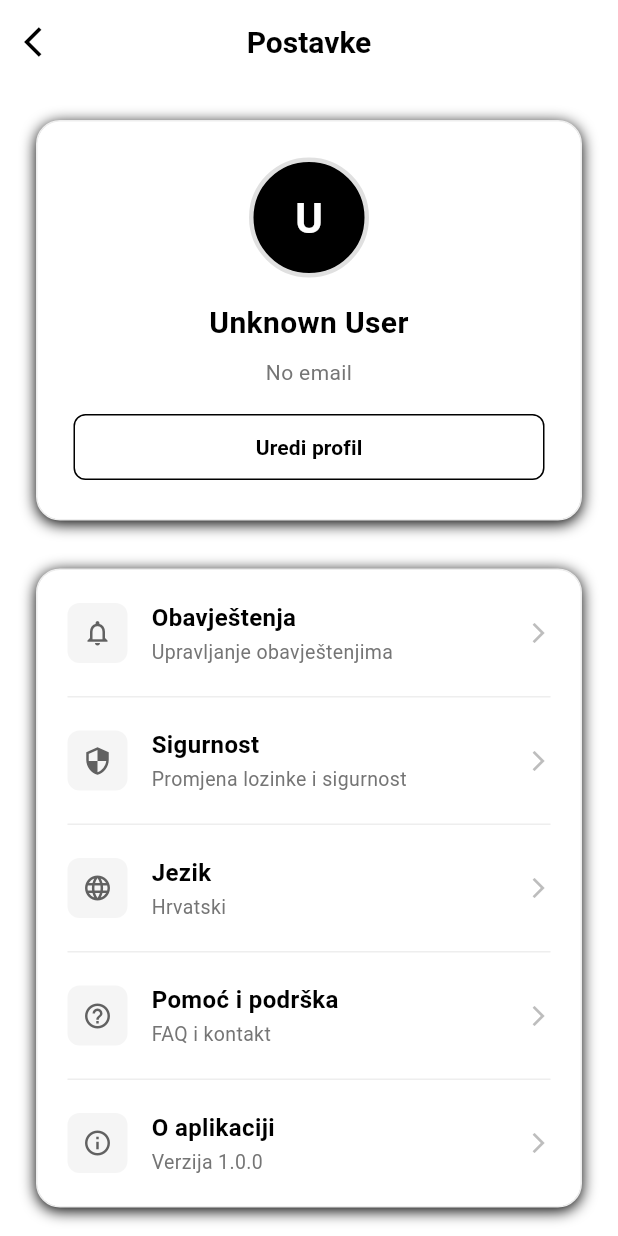
After one commit to Txnco/chosen, a Flutter app: the SettingsScreen screen opened by its route, on a phone screen of 412 x 824 dp. The commit adds this screen. Run offline on Flutter 3.47's test engine with Material 3 defaults, Android fonts, the phone set to English and light mode, and no system bars; our stand-ins replace flutter_secure_storage, shared_preferences; accounts and stored records are empty; network calls fail; Roboto replaces fonts that are missing (Avenir).

Commit message:
Changes, updates, settings frontend

```diff
--- a/lib/main.dart
+++ b/lib/main.dart
@@ -6,6 +6,7 @@ import 'managers/session_manager.dart';
 import 'package:chosen/managers/questionnaire_manager.dart';
 import 'screens/messaging/messaging_screen.dart';
 import 'screens/water/water_tracking_screen.dart';
+import 'screens/settings/settings_screen.dart';
 
 void main() {
   runApp(const MyApp());
@@ -73,6 +74,7 @@ class MyApp extends StatelessWidget {
         '/questionnaire': (context) => const QuestionnaireScreen(),
         '/messaging': (context) => const MessagingScreen(),
         '/water-tracking': (context) => const WaterTrackingScreen(),
+        '/settings': (context) => const SettingsScreen(),
       },
     );
   }
--- a/lib/models/message.dart
+++ b/lib/models/message.dart
@@ -1,4 +1,3 @@
-import 'package:flutter/material.dart';
 
 enum MessageType { text, image, audio }
 
--- a/lib/screens/questionnaire/questionnaire_screen.dart
+++ b/lib/screens/questionnaire/questionnaire_screen.dart
@@ -163,7 +163,6 @@ class _QuestionnaireScreenState extends State<QuestionnaireScreen> {
         });
       }
     } catch (e) {
-      print('Error loading questionnaire data: $e');
       // Continue with empty form if both API and local data fail
     }
   }
@@ -281,7 +280,6 @@ class _QuestionnaireScreenState extends State<QuestionnaireScreen> {
         }
       }
     } catch (e) {
-      print('Error in _submitQuestionnaire: $e');
 
       if (mounted) {
         ScaffoldMessenger.of(context).clearSnackBars();
--- /dev/null
+++ b/lib/screens/settings/settings_screen.dart
@@ -0,0 +1,484 @@
+import 'package:flutter/material.dart';
+import 'package:chosen/controllers/user_controller.dart';
+import 'package:chosen/controllers/auth_controller.dart';
+import 'package:chosen/models/user.dart';
+
+class SettingsScreen extends StatefulWidget {
+  const SettingsScreen({super.key});
+
+  @override
+  State<SettingsScreen> createState() => _SettingsScreenState();
+}
+
+class _SettingsScreenState extends State<SettingsScreen> {
+  final _userController = UserController();
+  final _authController = AuthController();
+  UserModel? _user;
+  bool _isLoading = true;
+
+  @override
+  void initState() {
+    super.initState();
+    _loadUserData();
+  }
+
+  Future<void> _loadUserData() async {
+    try {
+      final user = await _userController.getStoredUser();
+      setState(() {
+        _user = user;
+        _isLoading = false;
+      });
+    } catch (e) {
+      setState(() {
+        _isLoading = false;
+      });
+    }
+  }
+
+  String getUserInitials() {
+    if (_user == null) return 'U';
+    final first = _user!.firstName.isNotEmpty ? _user!.firstName[0] : '';
+    final last = _user!.lastName.isNotEmpty ? _user!.lastName[0] : '';
+    return '$first$last'.toUpperCase();
+  }
+
+  Future<void> _handleLogout() async {
+    // Show confirmation dialog
+    final shouldLogout = await showDialog<bool>(
+      context: context,
+      builder: (context) => AlertDialog(
+        shape: RoundedRectangleBorder(
+          borderRadius: BorderRadius.circular(16),
+        ),
+        title: const Text(
+          'Odjava',
+          style: TextStyle(
+            fontWeight: FontWeight.w600,
+            fontSize: 20,
+          ),
+        ),
+        content: const Text(
+          'Jeste li sigurni da se želite odjaviti?',
+          style: TextStyle(fontSize: 16),
+        ),
+        actions: [
+          TextButton(
+            onPressed: () => Navigator.pop(context, false),
+            child: Text(
+              'Odustani',
+              style: TextStyle(
+                color: Colors.grey[600],
+                fontWeight: FontWeight.w500,
+              ),
+            ),
+          ),
+          ElevatedButton(
+            onPressed: () => Navigator.pop(context, true),
+            style: ElevatedButton.styleFrom(
+              backgroundColor: Colors.red[600],
+              foregroundColor: Colors.white,
+              shape: RoundedRectangleBorder(
+                borderRadius: BorderRadius.circular(8),
+              ),
+            ),
+            child: const Text(
+              'Odjavi se',
+              style: TextStyle(fontWeight: FontWeight.w600),
+            ),
+          ),
+        ],
+      ),
+    );
+
+    if (shouldLogout == true) {
+      // Show loading indicator
+      showDialog(
+        context: context,
+        barrierDismissible: false,
+        builder: (context) => const Center(
+          child: CircularProgressIndicator(color: Colors.black),
+        ),
+      );
+
+      try {
+        await _authController.logout();
+        if (mounted) {
+          Navigator.pop(context); // Close loading dialog
+          Navigator.pushNamedAndRemoveUntil(
+            context,
+            '/login',
+            (route) => false,
+          );
+        }
+      } catch (e) {
+        if (mounted) {
+          Navigator.pop(context); // Close loading dialog
+          ScaffoldMessenger.of(context).showSnackBar(
+            SnackBar(
+              content: Text('Greška pri odjavi: ${e.toString()}'),
+              backgroundColor: Colors.red[600],
+            ),
+          );
+        }
+      }
+    }
+  }
+
+  @override
+  Widget build(BuildContext context) {
+    return Scaffold(
+      backgroundColor: Colors.white,
+      appBar: AppBar(
+        backgroundColor: Colors.white,
+        elevation: 0,
+        leading: IconButton(
+          icon: const Icon(Icons.arrow_back_ios, color: Colors.black),
+          onPressed: () => Navigator.pop(context),
+        ),
+        title: const Text(
+          'Postavke',
+          style: TextStyle(
+            color: Colors.black,
+            fontWeight: FontWeight.w600,
+            fontSize: 20,
+          ),
+        ),
+        centerTitle: true,
+      ),
+      body: _isLoading
+          ? const Center(
+              child: CircularProgressIndicator(color: Colors.black),
+            )
+          : SingleChildScrollView(
+              child: Padding(
+                padding: const EdgeInsets.all(24),
+                child: Column(
+                  children: [
+                    _buildProfileSection(),
+                    const SizedBox(height: 32),
+                    _buildSettingsSection(),
+                    const SizedBox(height: 32),
+                    _buildLogoutSection(),
+                  ],
+                ),
+              ),
+            ),
+    );
+  }
+
+  Widget _buildProfileSection() {
+    return Container(
+      padding: const EdgeInsets.all(24),
+      decoration: BoxDecoration(
+        color: Colors.white,
+        borderRadius: BorderRadius.circular(16),
+        border: Border.all(color: Colors.grey[200]!),
+        boxShadow: [
+          BoxShadow(
+            color: Colors.black,
+            blurRadius: 8,
+            offset: const Offset(0, 2),
+          ),
+        ],
+      ),
+      child: Column(
+        children: [
+          // Avatar
+          Container(
+            width: 80,
+            height: 80,
+            decoration: BoxDecoration(
+              shape: BoxShape.circle,
+              color: Colors.black,
+              border: Border.all(color: Colors.grey[300]!, width: 3),
+            ),
+            child: Center(
+              child: Text(
+                getUserInitials(),
+                style: const TextStyle(
+                  color: Colors.white,
+                  fontSize: 28,
+                  fontWeight: FontWeight.bold,
+                ),
+              ),
+            ),
+          ),
+          const SizedBox(height: 16),
+
+          // Name
+          Text(
+            _user != null
+                ? '${_user!.firstName} ${_user!.lastName}'.trim()
+                : 'Unknown User',
+            style: const TextStyle(
+              fontSize: 20,
+              fontWeight: FontWeight.w600,
+              color: Colors.black,
+            ),
+            textAlign: TextAlign.center,
+          ),
+          const SizedBox(height: 8),
+
+          // Email
+          Text(
+            _user?.email ?? 'No email',
+            style: TextStyle(
+              fontSize: 14,
+              color: Colors.grey[600],
+              fontWeight: FontWeight.w400,
+            ),
+            textAlign: TextAlign.center,
+          ),
+          const SizedBox(height: 16),
+
+          // Edit Profile Button
+          SizedBox(
+            width: double.infinity,
+            child: OutlinedButton(
+              onPressed: () {
+                // TODO: Navigate to edit profile screen
+                ScaffoldMessenger.of(context).showSnackBar(
+                  const SnackBar(
+                    content: Text('Uređivanje profila će biti dostupno uskoro'),
+                    backgroundColor: Colors.blue,
+                  ),
+                );
+              },
+              style: OutlinedButton.styleFrom(
+                padding: const EdgeInsets.symmetric(vertical: 12),
+                shape: RoundedRectangleBorder(
+                  borderRadius: BorderRadius.circular(8),
+                ),
+                side: const BorderSide(color: Colors.black),
+              ),
+              child: const Text(
+                'Uredi profil',
+                style: TextStyle(
+                  color: Colors.black,
+                  fontWeight: FontWeight.w600,
+                ),
+              ),
+            ),
+          ),
+        ],
+      ),
+    );
+  }
+
+  Widget _buildSettingsSection() {
+    return Container(
+      decoration: BoxDecoration(
+        color: Colors.white,
+        borderRadius: BorderRadius.circular(16),
+        border: Border.all(color: Colors.grey[200]!),
+        boxShadow: [
+          BoxShadow(
+            color: Colors.black,
+            blurRadius: 8,
+            offset: const Offset(0, 2),
+          ),
+        ],
+      ),
+      child: Column(
+        children: [
+          _buildSettingsItem(
+            icon: Icons.notifications_outlined,
+            title: 'Obavještenja',
+            subtitle: 'Upravljanje obavještenjima',
+            onTap: () {
+              ScaffoldMessenger.of(context).showSnackBar(
+                const SnackBar(
+                  content: Text('Postavke obavještenja će biti dostupne uskoro'),
+                  backgroundColor: Colors.blue,
+                ),
+              );
+            },
+          ),
+          _buildDivider(),
+          _buildSettingsItem(
+            icon: Icons.security_outlined,
+            title: 'Sigurnost',
+            subtitle: 'Promjena lozinke i sigurnost',
+            onTap: () {
+              ScaffoldMessenger.of(context).showSnackBar(
+                const SnackBar(
+                  content: Text('Sigurnosne postavke će biti dostupne uskoro'),
+                  backgroundColor: Colors.blue,
+                ),
+              );
+            },
+          ),
+          _buildDivider(),
+          _buildSettingsItem(
+            icon: Icons.language_outlined,
+            title: 'Jezik',
+            subtitle: 'Hrvatski',
+            onTap: () {
+              ScaffoldMessenger.of(context).showSnackBar(
+                const SnackBar(
+                  content: Text('Izbor jezika će biti dostupan uskoro'),
+                  backgroundColor: Colors.blue,
+                ),
+              );
+            },
+          ),
+          _buildDivider(),
+          _buildSettingsItem(
+            icon: Icons.help_outline,
+            title: 'Pomoć i podrška',
+            subtitle: 'FAQ i kontakt',
+            onTap: () {
+              ScaffoldMessenger.of(context).showSnackBar(
+                const SnackBar(
+                  content: Text('Pomoć će biti dostupna uskoro'),
+                  backgroundColor: Colors.blue,
+                ),
+              );
+            },
+          ),
+          _buildDivider(),
+          _buildSettingsItem(
+            icon: Icons.info_outline,
+            title: 'O aplikaciji',
+            subtitle: 'Verzija 1.0.0',
+            onTap: () {
+              showAboutDialog(
+                context: context,
+                applicationName: 'CHOSEN',
+                applicationVersion: '1.0.0',
+                applicationLegalese: '© 2024 CHOSEN. Sva prava zadržana.',
+                children: [
+                  const SizedBox(height: 16),
+                  const Text(
+                    'CHOSEN je vaš personalizirani vodič za zdravlje i fitness.',
+                    style: TextStyle(fontSize: 14),
+                  ),
+                ],
+              );
+            },
+          ),
+        ],
+      ),
+    );
+  }
+
+  Widget _buildLogoutSection() {
+    return Container(
+      width: double.infinity,
+      padding: const EdgeInsets.all(24),
+      decoration: BoxDecoration(
+        color: Colors.red[50],
+        borderRadius: BorderRadius.circular(16),
+        border: Border.all(color: Colors.red[200]!),
+      ),
+      child: Column(
+        children: [
+          const SizedBox(height: 16),
+          SizedBox(
+            width: double.infinity,
+            child: ElevatedButton(
+              onPressed: _handleLogout,
+              style: ElevatedButton.styleFrom(
+                backgroundColor: Colors.red[600],
+                foregroundColor: Colors.white,
+                padding: const EdgeInsets.symmetric(vertical: 14),
+                shape: RoundedRectangleBorder(
+                  borderRadius: BorderRadius.circular(8),
+                ),
+                elevation: 0,
+              ),
+              child: Row(
+                mainAxisSize: MainAxisSize.min, // Keeps button tight to content
+                mainAxisAlignment: MainAxisAlignment.center, // Centers both icon + text
+                children: [
+                  Icon(
+                    Icons.logout_outlined,
+                    size: 20,
+                    color: Colors.white,
+                  ),
+                  const SizedBox(width: 8),
+                  const Text(
+                    'Odjavi se',
+                    style: TextStyle(
+                      fontSize: 16,
+                      fontWeight: FontWeight.w600,
+                    ),
+                  ),
+                ],
+              ),
+            ),
+          ),
+        ],
+      ),
+    );
+  }
+
+  Widget _buildSettingsItem({
+    required IconData icon,
+    required String title,
+    required String subtitle,
+    required VoidCallback onTap,
+  }) {
+    return InkWell(
+      onTap: onTap,
+      child: Padding(
+        padding: const EdgeInsets.all(20),
+        child: Row(
+          children: [
+            Container(
+              width: 40,
+              height: 40,
+              decoration: BoxDecoration(
+                color: Colors.grey[100],
+                borderRadius: BorderRadius.circular(8),
+              ),
+              child: Icon(
+                icon,
+                color: Colors.grey[700],
+                size: 20,
+              ),
+            ),
+            const SizedBox(width: 16),
+            Expanded(
+              child: Column(
+                crossAxisAlignment: CrossAxisAlignment.start,
+                children: [
+                  Text(
+                    title,
+                    style: const TextStyle(
+                      fontSize: 16,
+                      fontWeight: FontWeight.w600,
+                      color: Colors.black,
+                    ),
+                  ),
+                  const SizedBox(height: 2),
+                  Text(
+                    subtitle,
+                    style: TextStyle(
+                      fontSize: 13,
+                      color: Colors.grey[600],
+                    ),
+                  ),
+                ],
+              ),
+            ),
+            Icon(
+              Icons.arrow_forward_ios,
+              size: 16,
+              color: Colors.grey[400],
+            ),
+          ],
+        ),
+      ),
+    );
+  }
+
+  Widget _buildDivider() {
+    return Container(
+      height: 1,
+      margin: const EdgeInsets.symmetric(horizontal: 20),
+      color: Colors.grey[200],
+    );
+  }
+}
--- a/lib/screens/water/water_tracking_screen.dart
+++ b/lib/screens/water/water_tracking_screen.dart
@@ -458,7 +458,7 @@ class _WaterTrackingScreenState extends State<WaterTrackingScreen>
         border: Border.all(color: Colors.grey[200]!),
         boxShadow: [
           BoxShadow(
-            color: Colors.black.withOpacity(0.04),
+            color: Colors.black,
             blurRadius: 8,
             offset: const Offset(0, 2),
           ),
```
Also changed, not shown: lib/controllers/message_controller.dart (+0 -22 lines), lib/controllers/questionnaire_controller.dart (+0 -14 lines), lib/controllers/water_controller.dart (+0 -17 lines), lib/managers/questionnaire_manager.dart (+0 -10 lines), lib/screens/dashboard/dashboard_screen.dart (+4 -5 lines).
